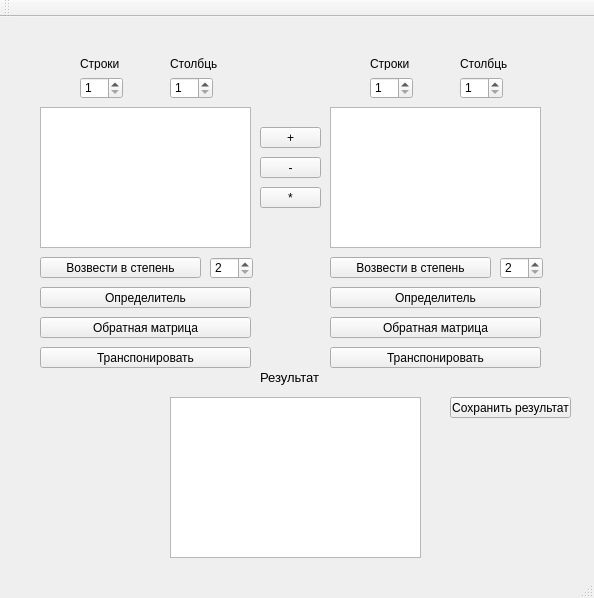
The window that mainwindow.ui (moevm/gui-1h2018-01) describes before a commit, drawn with Qt 5.
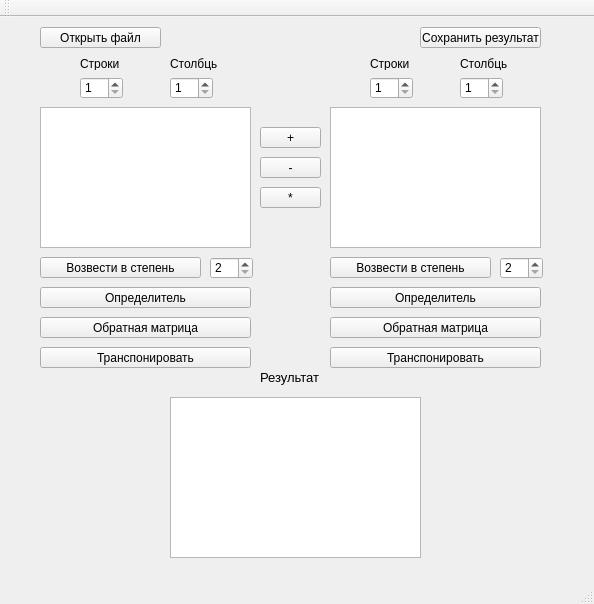
The same window after the commit.

```diff
--- a/mainwindow.ui
+++ b/mainwindow.ui
@@ -7,7 +7,7 @@
     <x>0</x>
     <y>0</y>
     <width>594</width>
-    <height>598</height>
+    <height>604</height>
    </rect>
   </property>
   <property name="windowTitle">
@@ -357,8 +357,8 @@
    <widget class="QPushButton" name="save">
     <property name="geometry">
      <rect>
-      <x>450</x>
-      <y>380</y>
+      <x>420</x>
+      <y>10</y>
       <width>121</width>
       <height>21</height>
      </rect>
@@ -367,6 +367,19 @@
      <string>Сохранить результат</string>
     </property>
    </widget>
+   <widget class="QPushButton" name="open">
+    <property name="geometry">
+     <rect>
+      <x>40</x>
+      <y>10</y>
+      <width>121</width>
+      <height>21</height>
+     </rect>
+    </property>
+    <property name="text">
+     <string>Открыть файл</string>
+    </property>
+   </widget>
   </widget>
   <widget class="QMenuBar" name="menuBar">
    <property name="geometry">
```
